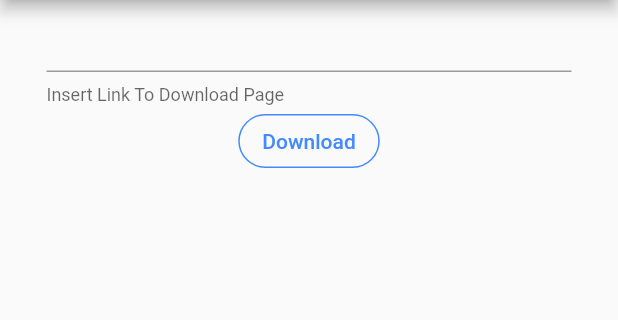
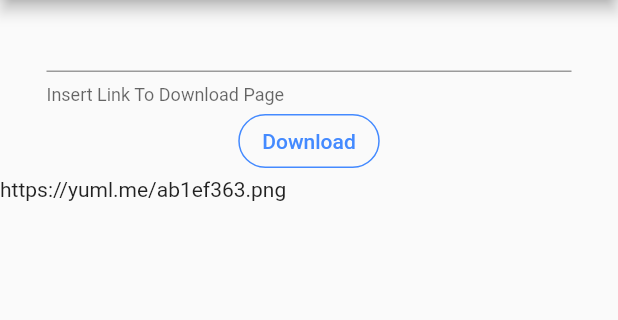
Before and after one commit to IRusio/mobilki-flutter, a Flutter app: the screen it shows after launch, after a tap on "Download", on a phone screen of 412 x 824 dp, the part 84-404 px from its top. Run offline on Flutter 3.47's test engine with Material 2 defaults, Android fonts, the phone set to English and light mode, and no system bars; our stand-ins replace flutter_colorpicker, flutter_datetime_picker, permission_handler; missing offline and left inert: analyzer, flutter_downloader, mvc_application, sqfentity, sqfentity_gen.

Commit message:
added support to print history object

```diff
--- a/lab4/lib/DownloadFileService.dart
+++ b/lab4/lib/DownloadFileService.dart
@@ -11,7 +11,7 @@ import 'TaskInfo.dart';
 import 'main.dart';
 
 class DownloadFileService{
-  List<TaskInfo> _tasks;
+  List<TaskInfo> tasks = new List<TaskInfo>();
   String _localPath;
   ReceivePort _port = new ReceivePort();
 
@@ -30,7 +30,7 @@ class DownloadFileService{
       DownloadTaskStatus status = data[1];
       int progress = data[2];
 
-      final task = _tasks?.firstWhere((task) => task.taskId == id);
+      final task = tasks?.firstWhere((task) => task.taskId == id);
 
       if(task != null){
        task.status = status;
@@ -60,6 +60,7 @@ class DownloadFileService{
         showNotification: true,
         openFileFromNotification: true
     );
+    tasks.add(task);
   }
 
     void cancelDownload(TaskInfo task) async {
--- /dev/null
+++ b/lab4/lib/DownloadList.dart
@@ -0,0 +1,3 @@
+import 'package:flutter/material.dart';
+
+import 'TaskInfo.dart';
--- a/lab4/lib/main.dart
+++ b/lab4/lib/main.dart
@@ -57,7 +57,8 @@ class _MyHomePageState extends State<MyHomePage> {
               OutlineButton(
                   child: Text("Download"),
                   onPressed: () {
-                    widget.downloadFileService.requestDownload(new TaskInfo(name: "xD", link: "https://yuml.me/ab1ef363.png"));
+                      widget.downloadFileService.requestDownload(new TaskInfo(name: "xD", link: "https://yuml.me/ab1ef363.png"));
+                      setState((){});
                   },
                   borderSide: BorderSide(color: Colors.blueAccent),
                   shape: StadiumBorder(),
@@ -67,10 +68,31 @@ class _MyHomePageState extends State<MyHomePage> {
                   highlightColor: Colors.lightBlue,
                   focusColor: Colors.blueAccent,
                   hoverColor: Colors.blueAccent
-              )
+              ),
+              buildDownloadsTab(widget.downloadFileService.tasks),
             ],
           ),
         )
     );
   }
+
+  Widget buildDownloadsTab(List<TaskInfo> tasks){
+    return Expanded(
+      child: tasks.length > 0? ListView.builder(
+          itemCount: widget.downloadFileService.tasks.length,
+            itemBuilder: (BuildContext context, int index){
+              return TaskObject(tasks[index]);
+            }
+        ): Text("there is no download History")
+    );
+  }
+  Widget TaskObject(TaskInfo task){
+    return Builder(
+      builder: (BuildContext context) {
+        return Container(
+          child: Text(task.link),
+        );
+      },
+    );
+  }
 }
```
